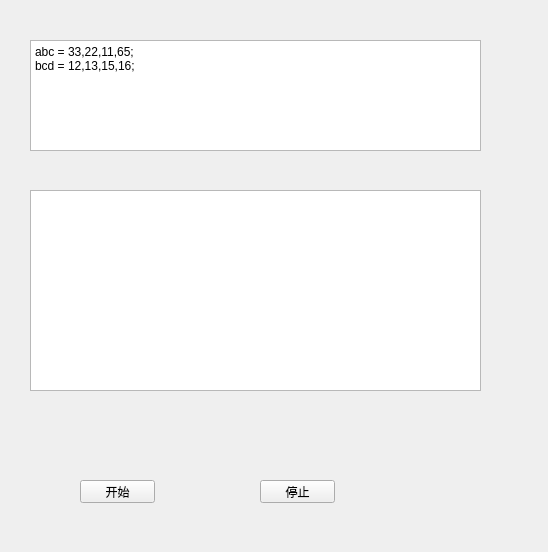
Before: the Qt Designer form src/SmartContorl/SmartContorlUI.ui in BeQuiet1228/FreeCAD, drawn with Qt 5.
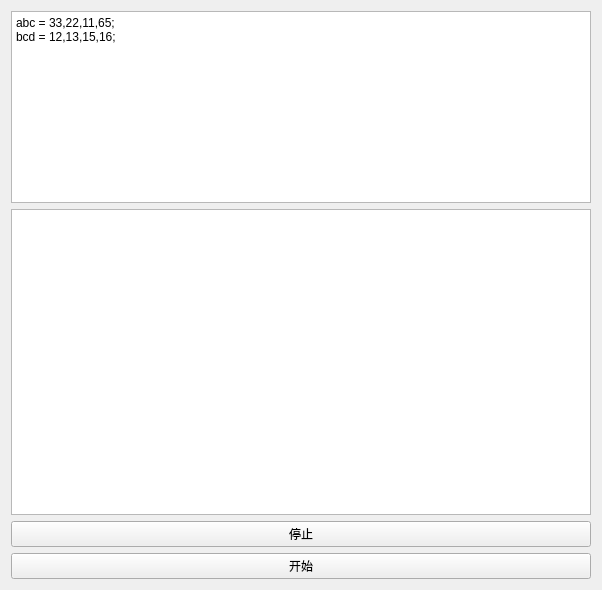
After: the same form once the commit is applied.

```diff
--- a/src/SmartContorl/SmartContorlUI.ui
+++ b/src/SmartContorl/SmartContorlUI.ui
@@ -6,21 +6,21 @@
    <rect>
     <x>0</x>
     <y>0</y>
-    <width>548</width>
-    <height>552</height>
+    <width>602</width>
+    <height>590</height>
    </rect>
   </property>
   <property name="windowTitle">
    <string>Form</string>
   </property>
+  <layout class="QVBoxLayout" name="verticalLayout">
+   <item>
   <widget class="QTextEdit" name="textEdit">
-   <property name="geometry">
-    <rect>
-     <x>30</x>
-     <y>40</y>
-     <width>451</width>
-     <height>111</height>
-    </rect>
+     <property name="sizePolicy">
+      <sizepolicy hsizetype="Preferred" vsizetype="Minimum">
+       <horstretch>0</horstretch>
+       <verstretch>0</verstretch>
+      </sizepolicy>
    </property>
    <property name="html">
     <string>&lt;!DOCTYPE HTML PUBLIC &quot;-//W3C//DTD HTML 4.0//EN&quot; &quot;http://www.w3.org/TR/REC-html40/strict.dtd&quot;&gt;
@@ -31,42 +31,25 @@
 &lt;p style=&quot; margin-top:0px; margin-bottom:0px; margin-left:0px; margin-right:0px; -qt-block-indent:0; text-indent:0px;&quot;&gt;bcd = 12,13,15,16;&lt;/p&gt;&lt;/body&gt;&lt;/html&gt;</string>
    </property>
   </widget>
-  <widget class="QListWidget" name="listWidget">
-   <property name="geometry">
-    <rect>
-     <x>30</x>
-     <y>190</y>
-     <width>451</width>
-     <height>201</height>
-    </rect>
-   </property>
-  </widget>
-  <widget class="QPushButton" name="pushButton">
-   <property name="geometry">
-    <rect>
-     <x>80</x>
-     <y>480</y>
-     <width>75</width>
-     <height>23</height>
-    </rect>
-   </property>
-   <property name="text">
-    <string>开始</string>
-   </property>
-  </widget>
+   </item>
+   <item>
+    <widget class="QListWidget" name="listWidget"/>
+   </item>
+   <item>
   <widget class="QPushButton" name="pushButton_2">
-   <property name="geometry">
-    <rect>
-     <x>260</x>
-     <y>480</y>
-     <width>75</width>
-     <height>23</height>
-    </rect>
-   </property>
    <property name="text">
     <string>停止</string>
    </property>
   </widget>
+   </item>
+   <item>
+    <widget class="QPushButton" name="pushButton">
+     <property name="text">
+      <string>开始</string>
+     </property>
+    </widget>
+   </item>
+  </layout>
  </widget>
  <resources/>
  <connections/>
```
Lines whose indentation alone changed are shown as unchanged.
